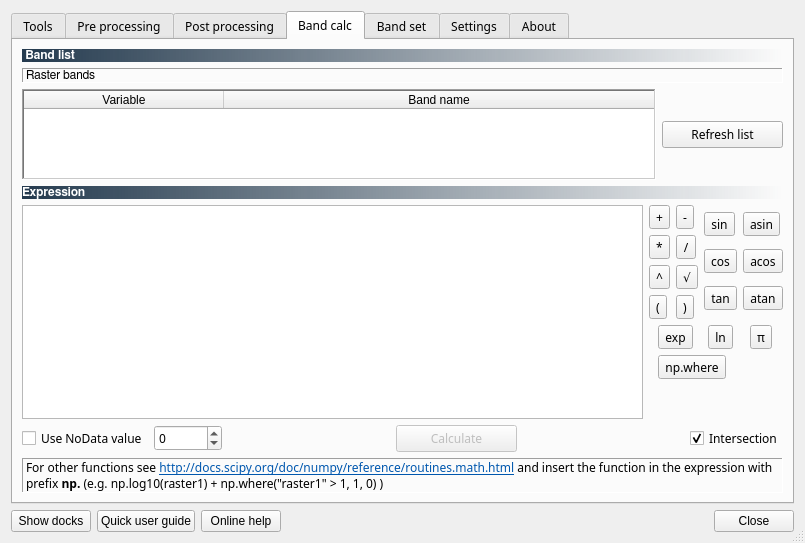
Before: the Qt Designer form ui/ui_semiautomaticclassificationplugin.ui in semiautomaticgit/SemiAutomaticClassificationPlugin, drawn with Qt 5.
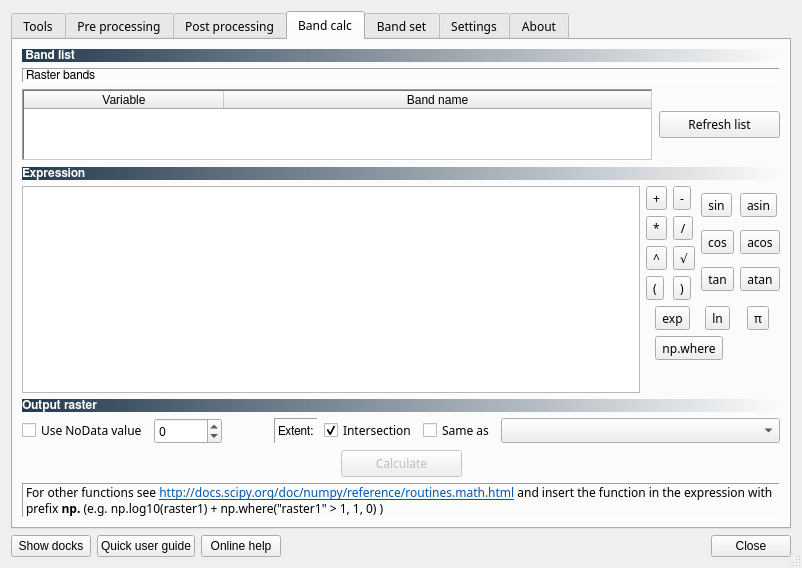
After: the same form once the commit is applied. The open tabs and pages were chosen to show the change. Icons and pictures are not drawn.

Diff of the .ui file:
```diff
--- a/ui/ui_semiautomaticclassificationplugin.ui
+++ b/ui/ui_semiautomaticclassificationplugin.ui
@@ -9,8 +9,8 @@
    <rect>
     <x>0</x>
     <y>0</y>
-    <width>805</width>
-    <height>542</height>
+    <width>802</width>
+    <height>568</height>
    </rect>
   </property>
   <property name="sizePolicy">
@@ -4934,7 +4934,7 @@
       <attribute name="title">
        <string>Band calc</string>
       </attribute>
-      <layout class="QGridLayout" name="gridLayout_96">
+      <layout class="QGridLayout" name="gridLayout_128">
        <item row="0" column="0">
         <layout class="QGridLayout" name="gridLayout_85">
          <item row="1" column="0">
@@ -5253,7 +5253,38 @@
            </item>
            <item row="2" column="1" colspan="2">
             <layout class="QGridLayout" name="gridLayout_87">
-             <item row="1" column="3">
+             <item row="3" column="0" colspan="7">
+              <widget class="QLabel" name="label_73">
+               <property name="frameShape">
+                <enum>QFrame::Panel</enum>
+               </property>
+               <property name="frameShadow">
+                <enum>QFrame::Sunken</enum>
+               </property>
+               <property name="text">
+                <string>&lt;html&gt;&lt;head/&gt;&lt;body&gt;&lt;p&gt;For other functions see &lt;a href=&quot;http://docs.scipy.org/doc/numpy/reference/routines.math.html&quot;&gt;&lt;span style=&quot; text-decoration: underline; color:#0057ae;&quot;&gt;http://docs.scipy.org/doc/numpy/reference/routines.math.html&lt;/span&gt;&lt;/a&gt; and insert the function in the expression with prefix &lt;span style=&quot; font-weight:600;&quot;&gt;np.&lt;/span&gt; (e.g. np.log10(raster1) + np.where(&amp;quot;raster1&amp;quot; &amp;gt; 1, 1, 0) )&lt;/p&gt;&lt;/body&gt;&lt;/html&gt;</string>
+               </property>
+               <property name="wordWrap">
+                <bool>true</bool>
+               </property>
+              </widget>
+             </item>
+             <item row="2" column="0" colspan="7">
+              <layout class="QGridLayout" name="gridLayout_96">
+               <item row="0" column="2">
+                <spacer name="horizontalSpacer_21">
+                 <property name="orientation">
+                  <enum>Qt::Horizontal</enum>
+                 </property>
+                 <property name="sizeHint" stdset="0">
+                  <size>
+                   <width>40</width>
+                   <height>20</height>
+                  </size>
+                 </property>
+                </spacer>
+               </item>
+               <item row="0" column="1">
               <widget class="QPushButton" name="toolButton_calculate">
                <property name="enabled">
                 <bool>false</bool>
@@ -5284,7 +5315,7 @@
                </property>
               </widget>
              </item>
-             <item row="1" column="2">
+               <item row="0" column="0">
               <spacer name="horizontalSpacer_20">
                <property name="orientation">
                 <enum>Qt::Horizontal</enum>
@@ -5297,18 +5328,22 @@
                </property>
               </spacer>
              </item>
-             <item row="1" column="4">
-              <spacer name="horizontalSpacer_21">
-               <property name="orientation">
-                <enum>Qt::Horizontal</enum>
-               </property>
-               <property name="sizeHint" stdset="0">
-                <size>
-                 <width>40</width>
-                 <height>20</height>
-                </size>
-               </property>
-              </spacer>
+              </layout>
+             </item>
+             <item row="1" column="0" colspan="7">
+              <layout class="QGridLayout" name="gridLayout_126">
+               <item row="1" column="1">
+                <widget class="QSpinBox" name="nodata_spinBox_4">
+                 <property name="toolTip">
+                  <string>&lt;html&gt;&lt;head/&gt;&lt;body&gt;&lt;p&gt;NoData value&lt;/p&gt;&lt;/body&gt;&lt;/html&gt;</string>
+                 </property>
+                 <property name="minimum">
+                  <number>-999</number>
+                 </property>
+                 <property name="maximum">
+                  <number>100000</number>
+                 </property>
+                </widget>
              </item>
              <item row="1" column="0">
               <widget class="QCheckBox" name="nodata_checkBox_3">
@@ -5320,20 +5355,30 @@
                </property>
               </widget>
              </item>
-             <item row="1" column="1">
-              <widget class="QSpinBox" name="nodata_spinBox_4">
-               <property name="toolTip">
-                <string>&lt;html&gt;&lt;head/&gt;&lt;body&gt;&lt;p&gt;NoData value&lt;/p&gt;&lt;/body&gt;&lt;/html&gt;</string>
-               </property>
-               <property name="minimum">
-                <number>-999</number>
-               </property>
-               <property name="maximum">
-                <number>100000</number>
-               </property>
-              </widget>
-             </item>
              <item row="1" column="5">
+                <widget class="QCheckBox" name="extent_checkBox">
+                 <property name="toolTip">
+                  <string>&lt;html&gt;&lt;head/&gt;&lt;body&gt;&lt;p&gt;If checked, the extent of raster ouput equals the extent of selected raster&lt;/p&gt;&lt;/body&gt;&lt;/html&gt;</string>
+                 </property>
+                 <property name="text">
+                  <string>Same as</string>
+                 </property>
+                </widget>
+               </item>
+               <item row="1" column="6">
+                <widget class="QComboBox" name="raster_extent_combo">
+                 <property name="sizePolicy">
+                  <sizepolicy hsizetype="Expanding" vsizetype="Fixed">
+                   <horstretch>1</horstretch>
+                   <verstretch>0</verstretch>
+                  </sizepolicy>
+                 </property>
+                 <property name="toolTip">
+                  <string>&lt;html&gt;&lt;head/&gt;&lt;body&gt;&lt;p&gt;Select a raster&lt;/p&gt;&lt;/body&gt;&lt;/html&gt;</string>
+                 </property>
+                </widget>
+               </item>
+               <item row="1" column="4">
               <widget class="QCheckBox" name="intersection_checkBox">
                <property name="toolTip">
                 <string>&lt;html&gt;&lt;head/&gt;&lt;body&gt;&lt;p&gt;If checked, the extent of raster ouput equals the intersection of input rasters&lt;/p&gt;&lt;/body&gt;&lt;/html&gt;</string>
@@ -5346,8 +5391,46 @@
                </property>
               </widget>
              </item>
-             <item row="2" column="0" colspan="6">
-              <widget class="QLabel" name="label_73">
+               <item row="1" column="2">
+                <spacer name="horizontalSpacer_34">
+                 <property name="orientation">
+                  <enum>Qt::Horizontal</enum>
+                 </property>
+                 <property name="sizeHint" stdset="0">
+                  <size>
+                   <width>40</width>
+                   <height>20</height>
+                  </size>
+                 </property>
+                </spacer>
+               </item>
+               <item row="1" column="3">
+                <widget class="QLabel" name="label_83">
+                 <property name="sizePolicy">
+                  <sizepolicy hsizetype="Maximum" vsizetype="Preferred">
+                   <horstretch>0</horstretch>
+                   <verstretch>0</verstretch>
+                  </sizepolicy>
+                 </property>
+                 <property name="minimumSize">
+                  <size>
+                   <width>40</width>
+                   <height>0</height>
+                  </size>
+                 </property>
+                 <property name="maximumSize">
+                  <size>
+                   <width>120</width>
+                   <height>16777215</height>
+                  </size>
+                 </property>
+                 <property name="font">
+                  <font>
+                   <family>FreeSans</family>
+                   <weight>50</weight>
+                   <bold>false</bold>
+                  </font>
+                 </property>
                <property name="frameShape">
                 <enum>QFrame::Panel</enum>
                </property>
@@ -5355,12 +5438,31 @@
                 <enum>QFrame::Sunken</enum>
                </property>
                <property name="text">
-                <string>&lt;html&gt;&lt;head/&gt;&lt;body&gt;&lt;p&gt;For other functions see &lt;a href=&quot;http://docs.scipy.org/doc/numpy/reference/routines.math.html&quot;&gt;&lt;span style=&quot; text-decoration: underline; color:#0057ae;&quot;&gt;http://docs.scipy.org/doc/numpy/reference/routines.math.html&lt;/span&gt;&lt;/a&gt; and insert the function in the expression with prefix &lt;span style=&quot; font-weight:600;&quot;&gt;np.&lt;/span&gt; (e.g. np.log10(raster1) + np.where(&amp;quot;raster1&amp;quot; &amp;gt; 1, 1, 0) )&lt;/p&gt;&lt;/body&gt;&lt;/html&gt;</string>
-               </property>
-               <property name="wordWrap">
-                <bool>true</bool>
-               </property>
-              </widget>
+                  <string>Extent:</string>
+                 </property>
+                 <property name="alignment">
+                  <set>Qt::AlignLeading|Qt::AlignLeft|Qt::AlignVCenter</set>
+                 </property>
+                </widget>
+               </item>
+               <item row="0" column="0" colspan="7">
+                <widget class="QLabel" name="label_84">
+                 <property name="font">
+                  <font>
+                   <family>FreeSans</family>
+                   <weight>75</weight>
+                   <bold>true</bold>
+                  </font>
+                 </property>
+                 <property name="styleSheet">
+                  <string notr="true">background-color : qlineargradient(spread:pad, x1:0, y1:0, x2:1, y2:0, stop:0 #243a4e, stop:1 rgba(0, 0, 0, 0)); color : white</string>
+                 </property>
+                 <property name="text">
+                  <string>Output raster</string>
+                 </property>
+                </widget>
+               </item>
+              </layout>
              </item>
             </layout>
            </item>
```
Left out of the diff: 196 changed lines with no effect on the pictures. Lines whose indentation alone changed are shown as unchanged.
